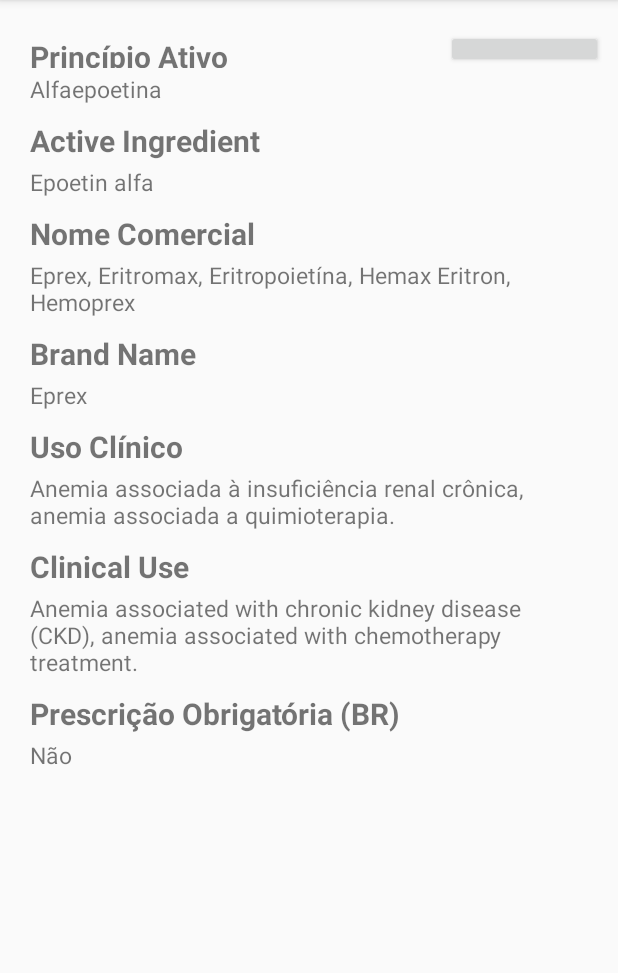
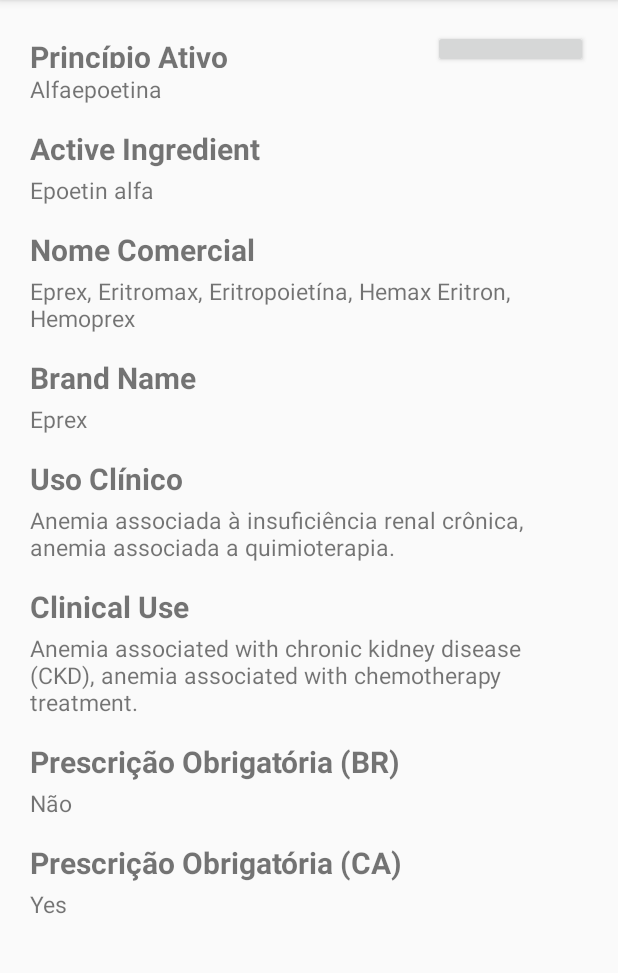
Before and after one commit to suelentanaka/remedios-no-canada, an Android app: the screen it shows after launch (DetailsActivity), after a tap on an icon or button, on a phone screen of 412 x 824 dp, the part 84-1057 px from its top. Run offline under Robolectric (Android 15) with nearby library versions, the phone set to English and light mode, and no system bars; libraries missing offline, so code that uses them is left out: com.like, com.muddzdev.styleabletoastlibrary; plain views replace LikeButton; 2 statements that could not run were skipped.

Commit message:
change layout

```diff
--- a/app/src/main/java/com/campos/bianca/remediosnocanada/DataBaseAdapter.java
+++ b/app/src/main/java/com/campos/bianca/remediosnocanada/DataBaseAdapter.java
@@ -39,8 +39,9 @@ public class DataBaseAdapter {
         try
         {
             mDbHelper.openDataBase();
-            mDbHelper.close();
+//            mDbHelper.close();
             mDb = mDbHelper.getWritableDatabase();
+
 
         }
         catch (SQLException mSQLException)
@@ -96,7 +97,7 @@ public class DataBaseAdapter {
     }
 
     public Medicine getDetailPage(int id) {
-        String query = "SELECT _id, name_pt, name, brand_name_pt, brand_name, clinical_use_pt, clinical_use, prescription, favorites FROM medicine WHERE _id = ?";
+        String query = "SELECT _id, name_pt, name, brand_name_pt, brand_name, clinical_use_pt, clinical_use, prescription_pt, prescription, favorites FROM medicine WHERE _id = ?";
         ArrayList<Medicine> medicineList = new ArrayList<>();
         try {
             this.open();
@@ -112,7 +113,8 @@ public class DataBaseAdapter {
                             mCur.getString(5),
                             mCur.getString(6),
                             mCur.getString(7),
-                            mCur.getInt(8));
+                            mCur.getString(8),
+                            mCur.getInt(9));
                 }
             }
 
--- a/app/src/main/java/com/campos/bianca/remediosnocanada/DetailsActivity.java
+++ b/app/src/main/java/com/campos/bianca/remediosnocanada/DetailsActivity.java
@@ -46,9 +46,10 @@ public class DetailsActivity extends AppCompatActivity{
         clinical_use_en_TV.setText(medicine.getClinical_use());
 
         TextView need_prescription_pt_TV = findViewById(R.id.need_prescription_pt_TV);
-        need_prescription_pt_TV.setText(medicine.getPrescription());
+        need_prescription_pt_TV.setText(medicine.getPrescription_pt());
 
-        //prescription drug (CA)
+        TextView need_prescription_TV = findViewById(R.id.need_prescription_TV);
+        need_prescription_TV.setText(medicine.getPrescription());
 
 
         //Favorites button
--- a/app/src/main/java/com/campos/bianca/remediosnocanada/Medicine.java
+++ b/app/src/main/java/com/campos/bianca/remediosnocanada/Medicine.java
@@ -9,11 +9,12 @@ public class Medicine {
     private String brand_name;
     private String clinical_use_pt;
     private String clinical_use;
+    private String prescription_pt;
     private String prescription;
     private int favorites;
 
     // detail constructor
-    public Medicine(int id, String name_pt, String name, String brand_name_pt, String brand_name, String clinical_use_pt, String clinical_use, String prescription, int favorites) {
+    public Medicine(int id, String name_pt, String name, String brand_name_pt, String brand_name, String clinical_use_pt, String clinical_use, String prescription_pt, String prescription, int favorites) {
         this.id = id;
         this.name_pt = name_pt;
         this.name = name;
@@ -21,7 +22,9 @@ public class Medicine {
         this.brand_name = brand_name;
         this.clinical_use_pt = clinical_use_pt;
         this.clinical_use = clinical_use;
+        this.prescription_pt = prescription_pt;
         this.prescription = prescription;
+        this.favorites = favorites;
     }
 
     // constructor main page
@@ -78,6 +81,10 @@ public class Medicine {
         return clinical_use;
     }
 
+    public String getPrescription_pt() {
+        return prescription_pt;
+    }
+
     public String getPrescription() {
         return prescription;
     }
--- a/app/src/main/res/layout/activity_details.xml
+++ b/app/src/main/res/layout/activity_details.xml
@@ -6,6 +6,7 @@
     android:layout_marginLeft="10dp"
     android:layout_marginTop="10dp"
     android:layout_marginBottom="10dp"
+    android:layout_marginRight="10dp"
     android:layout_width="match_parent"
     android:layout_height="match_parent">
 
@@ -41,8 +42,7 @@
             android:layout_height="wrap_content"
             android:textSize="15sp"
             android:layout_marginTop="3dp"
-            android:layout_marginBottom="10dp"
-            android:layout_marginRight="10dp"/>
+            android:layout_marginBottom="15dp" />
 
     <TextView
         android:text="@string/medicine_name"
@@ -57,8 +57,7 @@
             android:layout_height="wrap_content"
             android:textSize="15sp"
             android:layout_marginTop="3dp"
-            android:layout_marginBottom="10dp"
-            android:layout_marginRight="10dp"/>
+            android:layout_marginBottom="15dp" />
 
     <TextView
         android:text="Nome Comercial"
@@ -73,8 +72,7 @@
             android:layout_height="wrap_content"
             android:textSize="15sp"
             android:layout_marginTop="3dp"
-            android:layout_marginBottom="10dp"
-            android:layout_marginRight="10dp"/>
+            android:layout_marginBottom="15dp"/>
 
     <TextView
         android:text="@string/brand_name"
@@ -89,8 +87,7 @@
             android:layout_height="wrap_content"
             android:textSize="15sp"
             android:layout_marginTop="3dp"
-            android:layout_marginBottom="10dp"
-            android:layout_marginRight="10dp"/>
+            android:layout_marginBottom="15dp"/>
 
     <TextView
         android:text="Uso Clínico"
@@ -105,8 +102,7 @@
             android:layout_height="wrap_content"
             android:textSize="15sp"
             android:layout_marginTop="3dp"
-            android:layout_marginBottom="10dp"
-            android:layout_marginRight="10dp"/>
+            android:layout_marginBottom="15dp"/>
 
     <TextView
         android:text="@string/clinical_use"
@@ -121,8 +117,7 @@
             android:layout_height="wrap_content"
             android:textSize="15sp"
             android:layout_marginTop="3dp"
-            android:layout_marginBottom="10dp"
-            android:layout_marginRight="10dp"/>
+            android:layout_marginBottom="15dp"/>
 
     <TextView
         android:text="Prescrição Obrigatória (BR)"
@@ -137,7 +132,22 @@
             android:layout_height="wrap_content"
             android:textSize="15sp"
             android:layout_marginTop="3dp"
-            android:layout_marginBottom="10dp"
-            android:layout_marginRight="10dp"/>
+            android:layout_marginBottom="15dp"/>
+
+    <TextView
+        android:text="Prescrição Obrigatória (CA)"
+        android:layout_width="match_parent"
+        android:layout_height="wrap_content"
+        android:textSize="20sp"
+        android:textStyle="bold"/>
+
+    <TextView
+        android:id="@+id/need_prescription_TV"
+        android:layout_width="match_parent"
+        android:layout_height="wrap_content"
+        android:textSize="15sp"
+        android:layout_marginTop="3dp"
+        android:layout_marginBottom="15dp"/>
+
 
 </LinearLayout>
--- a/app/src/main/res/layout/list_layout.xml
+++ b/app/src/main/res/layout/list_layout.xml
@@ -6,12 +6,6 @@
     android:gravity="center"
     android:layout_width="match_parent"
     android:layout_height="wrap_content">
-
-    <!--<ImageButton-->
-        <!--android:id="@+id/favoriteButton"-->
-        <!--android:layout_width="25dp"-->
-        <!--android:layout_height="25dp"-->
-        <!--android:background="@drawable/ic_favorite" />-->
 
     <LinearLayout
         android:layout_width="match_parent"
--- a/app/src/main/res/values/strings.xml
+++ b/app/src/main/res/values/strings.xml
@@ -7,4 +7,5 @@
     <string name="need_prescription">Need Prescription (BR)</string>
     <string name="available_in_canada">Availability in Canada</string>
     <string name="action_search">Search</string>
+    <string name="medicine_name2">Medicine Name</string>
 </resources>
--- a/build.gradle
+++ b/build.gradle
@@ -7,7 +7,7 @@ buildscript {
         jcenter()
     }
     dependencies {
-        classpath 'com.android.tools.build:gradle:3.1.3'
+        classpath 'com.android.tools.build:gradle:3.1.2'
 
 
         // NOTE: Do not place your application dependencies here; they belong
```
Also changed, not shown: app/src/main/res/drawable/custom_shape_header.xml (added, +10 -0 lines), app/src/main/res/drawable/custom_shape_textview.xml (added, +16 -0 lines), app/src/main/res/layout/activity_main.xml (+14 -5 lines), app/src/main/assets/medicine.db, app/src/main/res/drawable/pills.jpg (added).
